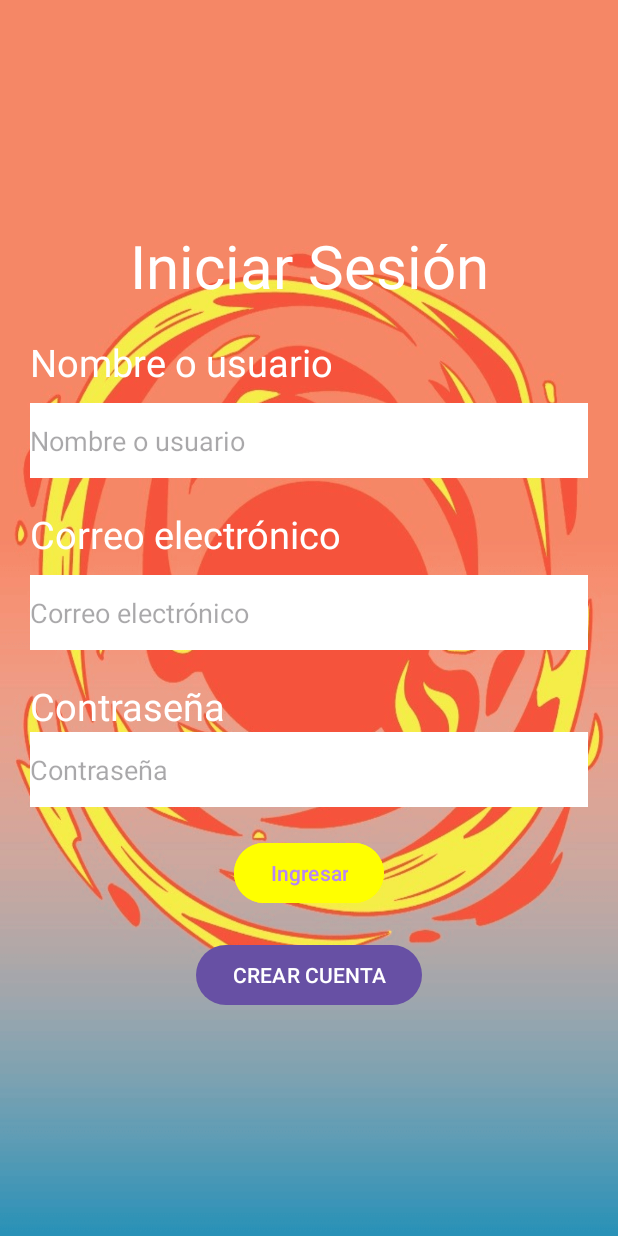
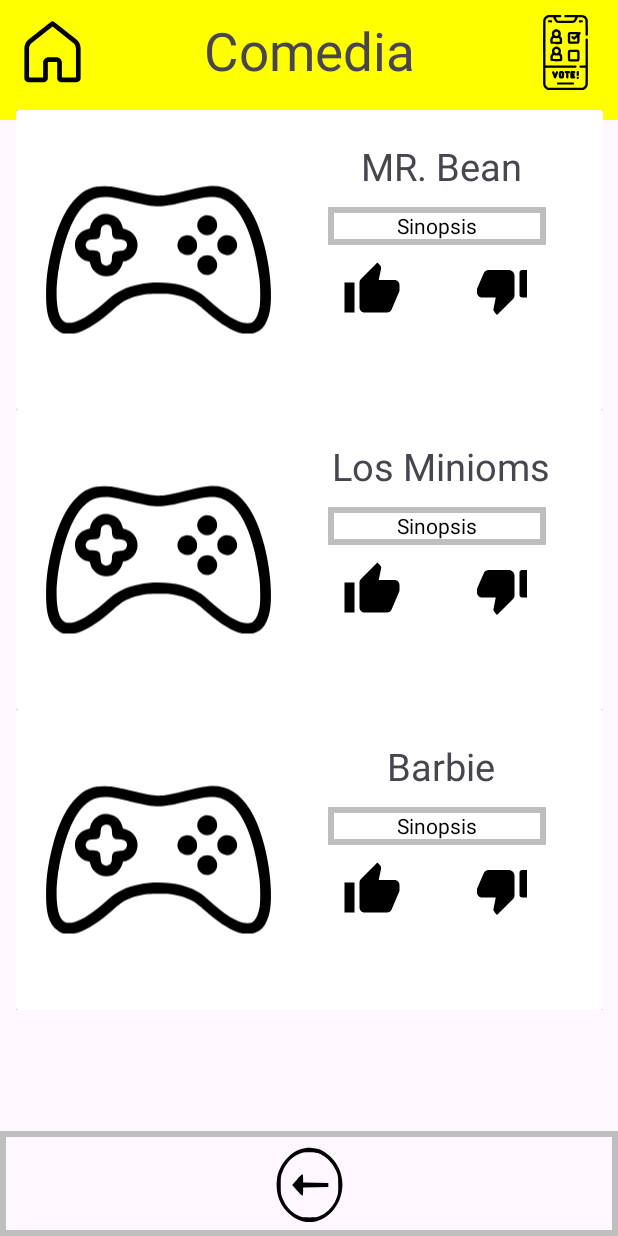
Before and after one commit to marianZamorano/Los-Delay, an Android app: the screen it shows after launch (IniciarSesion before the commit, CategoriaComedia after it), on a phone screen of 412 x 824 dp. Run offline under Robolectric (Android 15) with nearby library versions, the phone set to English and light mode, and no system bars.

Commit message:
Pantalla categoria Comedia

```diff
--- a/app/src/main/AndroidManifest.xml
+++ b/app/src/main/AndroidManifest.xml
@@ -12,6 +12,15 @@
         android:supportsRtl="true"
         android:theme="@style/Theme.MyFamilySpace"
         tools:targetApi="31">
+        <activity
+            android:name=".CategoriaComedia"
+            android:exported="true" >
+            <intent-filter>
+                <action android:name="android.intent.action.MAIN" />
+
+                <category android:name="android.intent.category.LAUNCHER" />
+            </intent-filter>
+        </activity>
         <activity
             android:name=".CategoriaAccion"
             android:exported="false" />
@@ -47,13 +56,7 @@
             android:exported="false" />
         <activity
             android:name=".IniciarSesion"
-            android:exported="true">
-            <intent-filter>
-                <action android:name="android.intent.action.MAIN" />
-
-                <category android:name="android.intent.category.LAUNCHER" />
-            </intent-filter>
-        </activity>
+            android:exported="true"/>
         <activity
             android:name=".MainActivity"
             android:exported="true" />
--- /dev/null
+++ b/app/src/main/java/com/example/myfamilyspace/CategoriaComedia.kt
@@ -0,0 +1,36 @@
+package com.example.myfamilyspace
+
+import androidx.appcompat.app.AppCompatActivity
+import android.os.Bundle
+import android.annotation.SuppressLint
+import androidx.recyclerview.widget.LinearLayoutManager
+import androidx.recyclerview.widget.RecyclerView
+import com.example.myfamilyspace.adapter.Peliculas_adapter
+import com.example.myfamilyspace.dataClases.Peliculas
+
+class CategoriaComedia : AppCompatActivity() {
+
+    @SuppressLint("MissingInflatedId")
+    private  lateinit var recyclerView: RecyclerView
+    private lateinit var Peliculas_adapter: Peliculas_adapter
+    private lateinit var listaPeliculas: ArrayList<Peliculas>
+    @SuppressLint("MissingInflatedId")
+    override fun onCreate(savedInstanceState: Bundle?) {
+        super.onCreate(savedInstanceState)
+        setContentView(R.layout.activity_categoria_comedia)
+        recyclerView = findViewById(R.id.categoria_comedia)
+        recyclerView.setHasFixedSize(true)
+        recyclerView.layoutManager = LinearLayoutManager(this)
+
+        listaPeliculas = ArrayList()
+
+        listaPeliculas.add(Peliculas(R.drawable.boton_juegos, "MR. Bean"))
+        listaPeliculas.add(Peliculas(R.drawable.boton_juegos, "Los Minioms"))
+        listaPeliculas.add(Peliculas(R.drawable.boton_juegos, "Barbie"))
+
+
+        Peliculas_adapter = Peliculas_adapter(listaPeliculas)
+
+        recyclerView.adapter = Peliculas_adapter
+    }
+}
--- a/app/src/main/res/layout/activity_categoria_accion.xml
+++ b/app/src/main/res/layout/activity_categoria_accion.xml
@@ -10,7 +10,7 @@
         android:id="@+id/fondo_crear_actividades"
         android:layout_width="0dp"
         android:layout_height="80dp"
-        android:background="@color/amarillo"
+        android:background="@color/rojo"
         app:layout_constraintEnd_toEndOf="parent"
         app:layout_constraintStart_toStartOf="parent"
         app:layout_constraintTop_toTopOf="parent" />
@@ -36,44 +36,35 @@
         app:layout_constraintLeft_toLeftOf="parent"
         app:layout_constraintTop_toTopOf="parent"/>
 
+    <ImageButton
+        android:id="@+id/boton_volver_atras_crear_actividad"
+        android:layout_width="50dp"
+        android:layout_height="50dp"
+        android:layout_marginTop="10dp"
+        android:layout_marginEnd="10dp"
+        android:background="@drawable/boton_votar"
+        app:layout_constraintRight_toRightOf="parent"
+        app:layout_constraintTop_toTopOf="parent" />
+
+
     <View
-        android:id="@+id/fondo_boton"
-        android:layout_width="200dp"
+        android:id="@+id/fondo_boton_votaciones"
+        android:layout_width="match_parent"
         android:layout_height="70dp"
         android:background="@drawable/borde_botones"
         app:layout_constraintBottom_toBottomOf="parent"
         app:layout_constraintStart_toStartOf="parent" />
 
     <ImageView
-        android:id="@+id/boton_pantalla_principal2"
-        android:layout_width="50dp"
-        android:layout_height="50dp"
-        android:layout_marginLeft="70dp"
-        android:layout_marginBottom="10dp"
-        android:background="@drawable/boton_pantalla_principal"
-        app:layout_constraintBottom_toBottomOf="parent"
-        app:layout_constraintLeft_toLeftOf="parent" />
-
-    <View
-        android:id="@+id/fondo_boton_votaciones"
-        android:layout_width="192dp"
-        android:layout_height="70dp"
-        android:layout_marginStart="200dp"
-        android:background="@drawable/borde_botones"
-        app:layout_constraintBottom_toBottomOf="parent"
-        app:layout_constraintStart_toStartOf="parent" />
-
-    <ImageView
         android:id="@+id/boton_votacion"
-        android:layout_width="50dp"
-        android:layout_height="50dp"
-        android:layout_marginLeft="270dp"
-        android:layout_marginBottom="8dp"
+        android:layout_width="47dp"
+        android:layout_height="53dp"
+        android:layout_marginBottom="7dp"
         android:background="@drawable/boton_volver_atras"
         app:layout_constraintBottom_toBottomOf="parent"
-        app:layout_constraintHorizontal_bias="0.0"
-        app:layout_constraintLeft_toLeftOf="parent"
-        app:layout_constraintRight_toRightOf="parent" />
+        app:layout_constraintEnd_toEndOf="parent"
+        app:layout_constraintStart_toStartOf="parent"
+        app:layout_constraintTop_toBottomOf="@+id/guideline" />
 
     <androidx.constraintlayout.widget.Barrier
         android:id="@+id/barrier2"
@@ -106,4 +97,5 @@
         app:layout_constraintVertical_bias="0.5" />
 
 
+
 </androidx.constraintlayout.widget.ConstraintLayout>
--- /dev/null
+++ b/app/src/main/res/layout/activity_categoria_comedia.xml
@@ -0,0 +1,99 @@
+<?xml version="1.0" encoding="utf-8"?>
+    <androidx.constraintlayout.widget.ConstraintLayout xmlns:android="http://schemas.android.com/apk/res/android"
+        xmlns:app="http://schemas.android.com/apk/res-auto"
+        xmlns:tools="http://schemas.android.com/tools"
+        android:layout_width="match_parent"
+        android:layout_height="match_parent"
+    tools:context=".CategoriaComedia">
+
+        <View
+            android:id="@+id/fondo_crear_actividades"
+            android:layout_width="0dp"
+            android:layout_height="80dp"
+            android:background="@color/amarillo"
+            app:layout_constraintEnd_toEndOf="parent"
+            app:layout_constraintStart_toStartOf="parent"
+            app:layout_constraintTop_toTopOf="parent" />
+
+        <TextView
+            android:id="@+id/crear_actividad"
+            android:layout_width="wrap_content"
+            android:layout_height="wrap_content"
+            android:layout_marginTop="10dp"
+            android:text="@string/comedia"
+            android:textSize="35sp"
+            app:layout_constraintLeft_toLeftOf="parent"
+            app:layout_constraintRight_toRightOf="parent"
+            app:layout_constraintTop_toTopOf="parent" />
+
+        <ImageButton
+            android:id="@+id/ir_a_pantalla_principal"
+            android:layout_width="50dp"
+            android:layout_height="50dp"
+            android:layout_marginStart="10dp"
+            android:layout_marginTop="10dp"
+            android:background="@drawable/boton_pantalla_principal"
+            app:layout_constraintLeft_toLeftOf="parent"
+            app:layout_constraintTop_toTopOf="parent"/>
+
+    <ImageButton
+        android:id="@+id/boton_volver_atras_crear_actividad"
+        android:layout_width="50dp"
+        android:layout_height="50dp"
+        android:layout_marginTop="10dp"
+        android:layout_marginEnd="10dp"
+        android:background="@drawable/boton_votar"
+        app:layout_constraintRight_toRightOf="parent"
+        app:layout_constraintTop_toTopOf="parent" />
+
+    <View
+        android:id="@+id/fondo_boton_votaciones"
+        android:layout_width="match_parent"
+        android:layout_height="70dp"
+        android:background="@drawable/borde_botones"
+        app:layout_constraintBottom_toBottomOf="parent"
+        app:layout_constraintStart_toStartOf="parent" />
+
+    <ImageView
+        android:id="@+id/boton_votacion"
+        android:layout_width="47dp"
+        android:layout_height="53dp"
+        android:layout_marginBottom="7dp"
+        android:background="@drawable/boton_volver_atras"
+        app:layout_constraintBottom_toBottomOf="parent"
+        app:layout_constraintEnd_toEndOf="parent"
+        app:layout_constraintStart_toStartOf="parent"
+        app:layout_constraintTop_toBottomOf="@+id/guideline" />
+
+        <androidx.constraintlayout.widget.Barrier
+            android:id="@+id/barrier2"
+            android:layout_width="wrap_content"
+            android:layout_height="wrap_content"
+            app:barrierDirection="top" />
+
+        <androidx.constraintlayout.widget.Barrier
+            android:id="@+id/barrier3"
+            android:layout_width="wrap_content"
+            android:layout_height="wrap_content"
+            app:barrierDirection="top" />
+
+        <androidx.constraintlayout.widget.Guideline
+            android:id="@+id/guideline"
+            android:layout_width="wrap_content"
+            android:layout_height="wrap_content"
+            android:orientation="vertical"
+            app:layout_constraintGuide_begin="20dp" />
+
+        <androidx.recyclerview.widget.RecyclerView
+            android:id="@+id/categoria_comedia"
+            android:layout_width="391dp"
+            android:layout_height="677dp"
+            app:layout_constraintBottom_toBottomOf="parent"
+            app:layout_constraintEnd_toEndOf="parent"
+            app:layout_constraintHorizontal_bias="0.5"
+            app:layout_constraintStart_toStartOf="parent"
+            app:layout_constraintTop_toTopOf="parent"
+            app:layout_constraintVertical_bias="0.5" />
+
+
+    </androidx.constraintlayout.widget.ConstraintLayout>
--- a/app/src/main/res/values/strings.xml
+++ b/app/src/main/res/values/strings.xml
@@ -56,4 +56,8 @@
     <string name="blue_beetle">Blue Beetle</string>
     <string name="sinopsis">Sinopsis</string>
     <string name="accion">Accion</string>
+    <string name="comedia">Comedia</string>
+    <string name="romance">Romance</string>
+    <string name="ficcion">Ficcion</string>
+    <string name="Terror">Terror</string>
 </resources>
```
